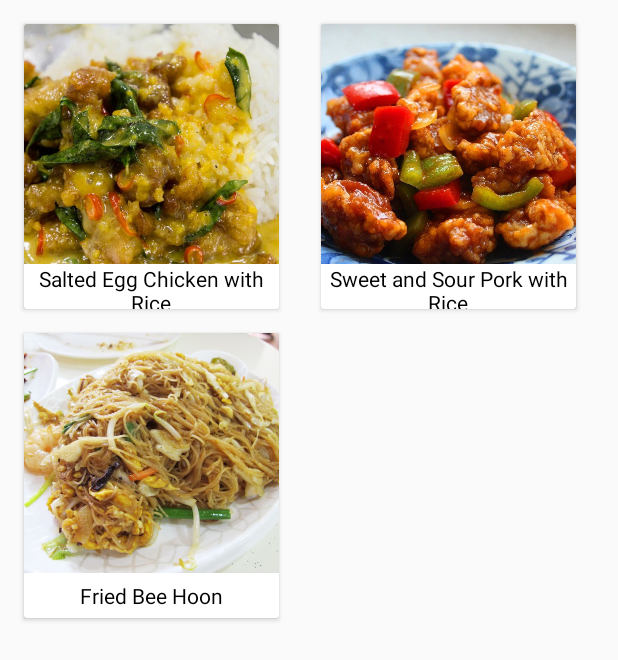
After one commit to andrehadianto/HungrysiaApp, an Android app: the DinnerActivity screen opened directly, with no data from a screen before it, on a phone screen of 412 x 824 dp. The commit adds this screen. Shown: the top 660 px of the screen. Run offline under Robolectric (Android 15) with nearby library versions, the phone set to English and light mode, and no system bars.

Commit message:
dinner activity set up

```diff
--- a/app/build.gradle
+++ b/app/build.gradle
@@ -26,4 +26,5 @@ dependencies {
     androidTestImplementation 'com.android.support.test:runner:1.0.2'
     androidTestImplementation 'com.android.support.test.espresso:espresso-core:3.0.2'
     implementation 'com.android.support:recyclerview-v7:28.0.0'
+    implementation 'com.android.support:cardview-v7:28.0.0'
 }
--- a/app/src/main/AndroidManifest.xml
+++ b/app/src/main/AndroidManifest.xml
@@ -12,11 +12,12 @@
         <activity android:name=".MainActivity">
             <intent-filter>
                 <action android:name="android.intent.action.MAIN" />
-
                 <category android:name="android.intent.category.LAUNCHER" />
             </intent-filter>
         </activity>
         <activity android:name=".ContactActivity" />
+        <activity android:name=".SelectionActivity" />
+        <activity android:name=".DinnerActivity" />
     </application>
 
 </manifest>
--- a/app/src/main/java/com/example/andre/hungrysiaapp/ContactActivity.java
+++ b/app/src/main/java/com/example/andre/hungrysiaapp/ContactActivity.java
@@ -84,8 +84,8 @@ public class ContactActivity extends AppCompatActivity {
                     mEditor.apply();
 
                     Log.i("debugspinner",""+spinner_cohort.getSelectedItemPosition());
-                    Toast.makeText(ContactActivity.this,"goes to dinner/supper",Toast.LENGTH_SHORT).show();
-                    //Intent todinnersupper = new Intent(ContactActivity.this,DinnerSupperActivity.class)
+                    Intent toSelection = new Intent(ContactActivity.this,SelectionActivity.class);
+                    startActivity(toSelection);
                 }
             }
         });
--- /dev/null
+++ b/app/src/main/java/com/example/andre/hungrysiaapp/DinnerActivity.java
@@ -0,0 +1,29 @@
+package com.example.andre.hungrysiaapp;
+
+import android.os.Bundle;
+import android.support.v7.app.AppCompatActivity;
+import android.support.v7.widget.GridLayoutManager;
+import android.support.v7.widget.RecyclerView;
+
+import java.util.ArrayList;
+import java.util.List;
+
+public class DinnerActivity extends AppCompatActivity {
+
+    List<MenuItem> dinnerMenu;
+
+    protected void onCreate(Bundle savedInstanceState){
+        super.onCreate(savedInstanceState);
+        setContentView(R.layout.activity_dinner);
+
+        dinnerMenu = new ArrayList<>();
+        dinnerMenu.add(new MenuItem("Salted Egg Chicken with Rice",4.50,R.drawable.salted_egg_chicken));
+        dinnerMenu.add(new MenuItem("Sweet and Sour Pork with Rice",5.00,R.drawable.sweet_and_sour_pork));
+        dinnerMenu.add(new MenuItem("Fried Bee Hoon",4.00,R.drawable.fried_bee_hoon));
+
+        RecyclerView recyclerView = (RecyclerView) findViewById(R.id.dinner_recyclerview);
+        RecyclerViewAdapter recyclerViewAdapter = new RecyclerViewAdapter(this,dinnerMenu);
+        recyclerView.setLayoutManager(new GridLayoutManager(this,2));
+        recyclerView.setAdapter(recyclerViewAdapter);
+    }
+}
--- /dev/null
+++ b/app/src/main/java/com/example/andre/hungrysiaapp/MenuItem.java
@@ -0,0 +1,36 @@
+package com.example.andre.hungrysiaapp;
+
+public class MenuItem {
+    private String name;
+    private double price;
+    private int thumbnail;
+
+    public MenuItem(){
+    }
+
+    public MenuItem(String name, double price, int thumbnail) {
+        this.name = name;
+        this.price = price;
+        this.thumbnail = thumbnail;
+    }
+
+    public String getName() {
+        return name;
+    }
+    public double getPrice() {
+        return price;
+    }
+    public int getThumbnail() {
+        return thumbnail;
+    }
+
+    public void setName(String name) {
+        this.name = name;
+    }
+    public void setPrice(double price) {
+        this.price = price;
+    }
+    public void setThumbnail(int thumbnail) {
+        this.thumbnail = thumbnail;
+    }
+}
--- /dev/null
+++ b/app/src/main/java/com/example/andre/hungrysiaapp/RecyclerViewAdapter.java
@@ -0,0 +1,52 @@
+package com.example.andre.hungrysiaapp;
+
+import android.content.Context;
+import android.support.v7.widget.RecyclerView;
+import android.view.LayoutInflater;
+import android.view.View;
+import android.view.ViewGroup;
+import android.widget.ImageView;
+import android.widget.TextView;
+
+import java.util.ArrayList;
+import java.util.List;
+
+public class RecyclerViewAdapter extends RecyclerView.Adapter<RecyclerViewAdapter.ViewHolder> {
+    private Context mContext;
+    private List<com.example.andre.hungrysiaapp.MenuItem> mData;
+
+    public RecyclerViewAdapter(Context mContext, List<com.example.andre.hungrysiaapp.MenuItem> mData){
+        this.mContext = mContext;
+        this.mData = new ArrayList<>(mData);
+    }
+
+    @Override
+    public ViewHolder onCreateViewHolder(ViewGroup viewGroup, int i) {
+        View view;
+        LayoutInflater mInflater = LayoutInflater.from(mContext);
+        view = mInflater.inflate(R.layout.cardview_menu_item,viewGroup,false);
+        return new ViewHolder(view);
+    }
+
+    @Override
+    public void onBindViewHolder(ViewHolder viewHolder, int position) {
+        viewHolder.menu_item_thumbnail.setImageResource(mData.get(position).getThumbnail());
+        viewHolder.menu_item_name.setText(mData.get(position).getName());
+    }
+
+    @Override
+    public int getItemCount() {
+        return mData.size();
+    }
+
+    public static class ViewHolder extends RecyclerView.ViewHolder {
+        ImageView menu_item_thumbnail;
+        TextView menu_item_name;
+
+        public ViewHolder(View itemView) {
+            super(itemView);
+            menu_item_thumbnail = (ImageView) itemView.findViewById(R.id.menu_item_thumbnail);
+            menu_item_name = (TextView) itemView.findViewById(R.id.menu_item_name);
+        }
+    }
+}
--- /dev/null
+++ b/app/src/main/res/layout/activity_dinner.xml
@@ -0,0 +1,13 @@
+<?xml version="1.0" encoding="utf-8"?>
+<LinearLayout
+    xmlns:android="http://schemas.android.com/apk/res/android"
+    xmlns:tools="http://schemas.android.com/tools"
+    android:layout_width="match_parent"
+    android:layout_height="match_parent">
+
+    <android.support.v7.widget.RecyclerView
+        android:id="@+id/dinner_recyclerview"
+        android:layout_width="match_parent"
+        android:layout_height="match_parent"
+        android:padding="8dp"/>
+</LinearLayout>
--- /dev/null
+++ b/app/src/main/res/layout/cardview_menu_item.xml
@@ -0,0 +1,28 @@
+<?xml version="1.0" encoding="utf-8"?>
+<android.support.v7.widget.CardView
+    xmlns:android="http://schemas.android.com/apk/res/android"
+    android:layout_width="170dp"
+    android:layout_height="190dp"
+    android:layout_margin="8dp">
+
+    <LinearLayout
+        android:layout_width="match_parent"
+        android:layout_height="match_parent"
+        android:orientation="vertical">
+
+        <ImageView
+            android:id="@+id/menu_item_thumbnail"
+            android:layout_width="match_parent"
+            android:layout_height="160dp"
+            android:scaleType="centerCrop"
+            android:background="@color/colorAccent_light"/>
+        <TextView
+            android:id="@+id/menu_item_name"
+            android:layout_width="match_parent"
+            android:layout_height="match_parent"
+            android:text="FOOD NAME"
+            android:gravity="center"
+            android:textColor="#000000"/>
+
+    </LinearLayout>
+</android.support.v7.widget.CardView>
```
Also changed, not shown: app/src/main/java/com/example/andre/hungrysiaapp/MainActivity.java (+26 -0 lines), app/src/main/java/com/example/andre/hungrysiaapp/SelectionActivity.java (added, +11 -0 lines), app/src/main/res/layout/activity_main.xml (+34 -1 lines), app/src/main/res/drawable/fried_bee_hoon.jpg (added), app/src/main/res/drawable/salted_egg_chicken.jpg (added), app/src/main/res/drawable/sweet_and_sour_pork.jpg (added).
